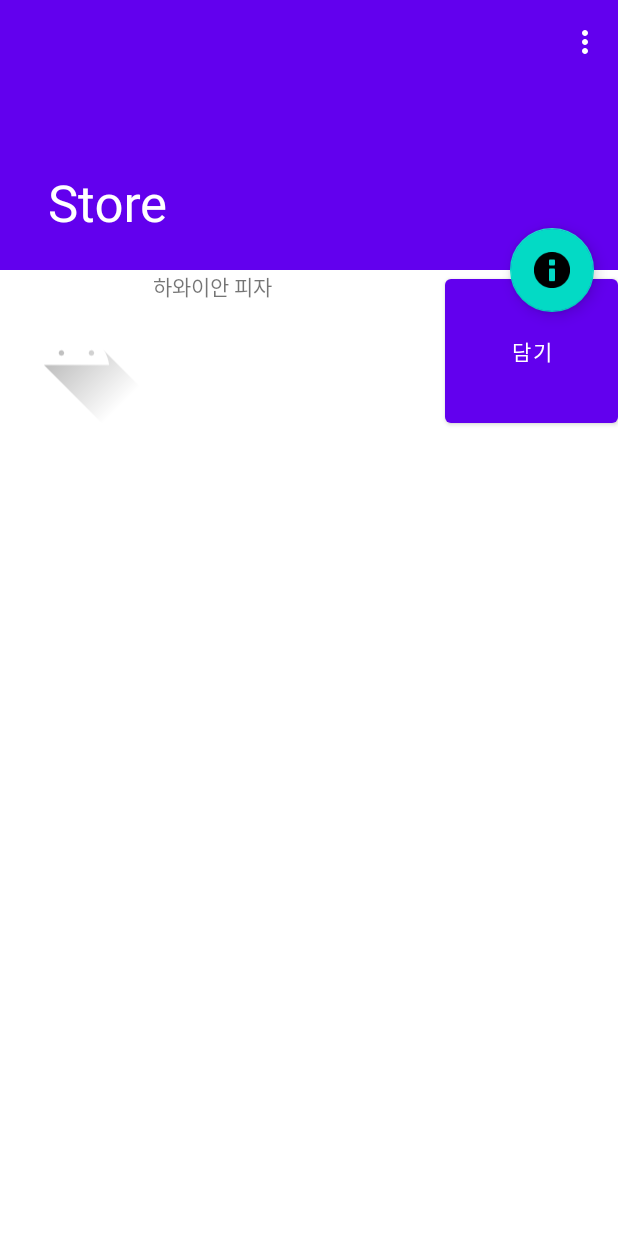
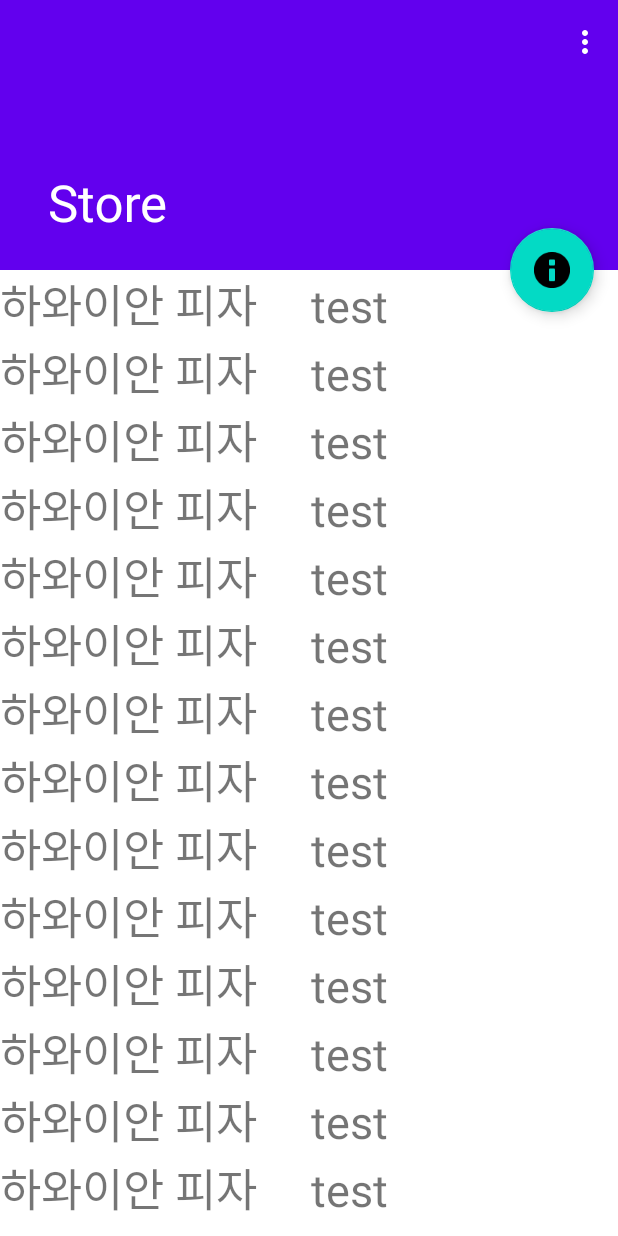
Before and after one commit to tjwjdgus12/good-pizza-great-pizza, an Android app: the screen it shows after launch (ScrollingActivity), on a phone screen of 412 x 824 dp. Run offline under Robolectric (Android 15) with nearby library versions, the phone set to English and light mode, and no system bars; 1 statement that could not run was skipped.

Commit message:
add adpater to make recyler_view

```diff
--- a/SubGroup1_Store/Store/app/build.gradle
+++ b/SubGroup1_Store/Store/app/build.gradle
@@ -33,7 +33,6 @@ dependencies {
     implementation 'androidx.appcompat:appcompat:1.3.0'
     implementation 'com.google.android.material:material:1.3.0'
     implementation 'androidx.constraintlayout:constraintlayout:2.0.4'
-    implementation 'androidx.recylerview:recylerview:1.1.0'
     testImplementation 'junit:junit:4.+'
     androidTestImplementation 'androidx.test.ext:junit:1.1.2'
     androidTestImplementation 'androidx.test.espresso:espresso-core:3.3.0'
--- a/SubGroup1_Store/Store/app/src/main/java/com/example/store/MenuAccessor.java
+++ b/SubGroup1_Store/Store/app/src/main/java/com/example/store/MenuAccessor.java
@@ -1,12 +1,14 @@
 package com.example.store;
 
+import android.view.Menu;
+
 import java.util.ArrayList;
-import com.example.store.Menu;
+import com.example.store.PMenu;
 
 public class MenuAccessor {
-    private ArrayList<Menu> menu_list;
+    private ArrayList<PMenu> menu_list;
 
-    public ArrayList<Menu> getMenu(){
+    public ArrayList<PMenu> getMenu(){
         return this.menu_list;
     }
 
--- /dev/null
+++ b/SubGroup1_Store/Store/app/src/main/java/com/example/store/MenuRecylerViewAdapter.java
@@ -0,0 +1,91 @@
+package com.example.store;
+
+import android.view.LayoutInflater;
+import android.view.View;
+import android.view.ViewGroup;
+import android.widget.TextView;
+import android.widget.Toast;
+
+import androidx.annotation.NonNull;
+import androidx.recyclerview.widget.RecyclerView;
+
+import java.util.ArrayList;
+
+public class MenuRecylerViewAdapter extends RecyclerView.Adapter<MenuRecylerViewAdapter.ItemViewHolder> {
+
+    private ArrayList<PMenu> menuList;
+    private int position;
+
+    public MenuRecylerViewAdapter(ArrayList<PMenu> list) {
+        this.menuList = list;
+    }
+
+    public class ItemViewHolder extends RecyclerView.ViewHolder {
+        protected TextView name;
+        protected TextView price;
+        //protected ImageView image;
+
+        public ItemViewHolder(@NonNull final View itemView) {
+            super(itemView);
+            this.name = itemView.findViewById(R.id.name_view);
+            this.price = itemView.findViewById(R.id.price_view);
+            //this.image = itemView.findViewById(R.id.image);
+        }
+
+        public void onBind(PMenu menu) {
+            name.setText(menu.getName());
+            price.setText(menu.getPrice());
+        }
+    }
+
+    @NonNull
+    @Override
+    public ItemViewHolder onCreateViewHolder(@NonNull ViewGroup viewGroup, int viewType) {
+        View view = LayoutInflater.from(viewGroup.getContext()).inflate(R.layout.recyclerview_item, viewGroup, false);
+        ItemViewHolder viewHolder = new ItemViewHolder(view);
+        return viewHolder;
+    }
+
+    @Override
+    public void onBindViewHolder(@NonNull ItemViewHolder viewholder, final int position){
+        viewholder.onBind(menuList.get(position));
+
+        //viewholder.button.setOnClickListener
+
+        viewholder.itemView.setOnClickListener(new View.OnClickListener() {
+            @Override
+            public void onClick(View v){
+                Toast.makeText(v.getContext(), position + "번째 메뉴 클릭!", Toast.LENGTH_SHORT);
+            }
+        });
+    }
+
+    @Override
+    public int getItemCount(){
+        return (null != menuList ? menuList.size() : 0);
+    }
+
+    public ArrayList<PMenu> getListData(){
+        return menuList;
+    }
+
+    public void setListData(ArrayList<PMenu> listData){
+        this.menuList = listData;
+    }
+
+    public void addItem(PMenu data){
+        menuList.add(data);
+    }
+
+    public int getPosition(){
+        return position;
+    }
+
+    public void setPosition(int position){
+        this.position = position;
+    }
+
+    // removeItem
+
+    // delete diaglog
+}
--- a/SubGroup1_Store/Store/app/src/main/java/com/example/store/Menu.java
+++ b/SubGroup1_Store/Store/app/src/main/java/com/example/store/PMenu.java
@@ -3,7 +3,7 @@ package com.example.store;
 import android.media.Image;
 
 //Is it right to use Image class?
-public class Menu {
+public class PMenu {
     private String name;
     private int price;
     private Image img;
@@ -18,10 +18,14 @@ public class Menu {
         return this.img;
     }
 
-    public Menu(){}
-    public Menu(String _name, int _price, Image _img){
+    public PMenu(){}
+    public PMenu(String _name, int _price, Image _img){
         this.name = _name;
         this.price = _price;
         this.img = _img;
     }
+    public PMenu(String _name, int _price){
+        this.name = _name;
+        this.price = _price;
+    }
 }
--- a/SubGroup1_Store/Store/app/src/main/java/com/example/store/ScrollingActivity.java
+++ b/SubGroup1_Store/Store/app/src/main/java/com/example/store/ScrollingActivity.java
@@ -1,6 +1,7 @@
 package com.example.store;
 
 import android.content.Intent;
+import android.media.Image;
 import android.os.Bundle;
 
 import com.google.android.material.appbar.CollapsingToolbarLayout;
@@ -9,17 +10,43 @@ import com.google.android.material.snackbar.Snackbar;
 
 import androidx.appcompat.app.AppCompatActivity;
 import androidx.appcompat.widget.Toolbar;
+import androidx.recyclerview.widget.LinearLayoutManager;
+import androidx.recyclerview.widget.RecyclerView;
 
 import android.view.View;
 import android.view.Menu;
 import android.view.MenuItem;
 
+import java.util.ArrayList;
+
 public class ScrollingActivity extends AppCompatActivity {
+
+    private ArrayList<PMenu> menuList;
+
+    private MenuRecylerViewAdapter menuAdapter;
+    int dataCount = -1;
 
     @Override
     protected void onCreate(Bundle savedInstanceState) {
         super.onCreate(savedInstanceState);
         setContentView(R.layout.activity_scrolling);
+
+        RecyclerView recyclerView = findViewById(R.id.recycler_view);
+
+        LinearLayoutManager layoutManager = new LinearLayoutManager(this);
+        recyclerView.setLayoutManager(layoutManager);
+
+        menuList = new ArrayList<PMenu>();
+
+        for(int i = 0; i < 20; i++){
+            menuList.add(new PMenu("하와이안 피자", 20000));
+        }
+
+        menuAdapter = new MenuRecylerViewAdapter(menuList);
+        recyclerView.setAdapter(menuAdapter);
+
+        menuAdapter.addItem(new PMenu("웃음꽃 활짝 피자", 500));
+
         Toolbar toolbar = (Toolbar) findViewById(R.id.toolbar);
         setSupportActionBar(toolbar);
         CollapsingToolbarLayout toolBarLayout = (CollapsingToolbarLayout) findViewById(R.id.toolbar_layout);
--- a/SubGroup1_Store/Store/app/src/main/res/layout/content_scrolling.xml
+++ b/SubGroup1_Store/Store/app/src/main/res/layout/content_scrolling.xml
@@ -8,37 +8,8 @@
     tools:context=".ScrollingActivity"
     tools:showIn="@layout/activity_scrolling">
 
-    <LinearLayout
+    <androidx.recyclerview.widget.RecyclerView
+        android:id="@+id/recycler_view"
         android:layout_width="match_parent"
-        android:layout_height="wrap_content"
-        android:orientation="vertical">
-
-        <LinearLayout
-            android:layout_width="match_parent"
-            android:layout_height="match_parent"
-            android:orientation="horizontal">
-
-            <ImageView
-                android:id="@+id/imageView5"
-                android:layout_width="75dp"
-                android:layout_height="wrap_content"
-                android:layout_weight="1"
-                app:srcCompat="@drawable/ic_launcher_foreground" />
-
-            <TextView
-                android:id="@+id/textView5"
-                android:layout_width="168dp"
-                android:layout_height="match_parent"
-                android:layout_weight="1"
-                android:text="하와이안 피자" />
-
-            <Button
-                android:id="@+id/button"
-                android:layout_width="wrap_content"
-                android:layout_height="match_parent"
-                android:layout_weight="1"
-                android:text="담기" />
-
-        </LinearLayout>
-    </LinearLayout>
+        android:layout_height="wrap_content" />
 </androidx.core.widget.NestedScrollView>
--- /dev/null
+++ b/SubGroup1_Store/Store/app/src/main/res/layout/recyclerview_item.xml
@@ -0,0 +1,21 @@
+<?xml version="1.0" encoding="utf-8"?>
+<LinearLayout xmlns:android="http://schemas.android.com/apk/res/android"
+    android:layout_width="match_parent"
+    android:layout_height="wrap_content">
+
+    <TextView
+        android:id="@+id/name_view"
+        android:layout_width="187dp"
+        android:layout_height="wrap_content"
+        android:text="1"
+        android:textSize="30sp" />
+    <TextView
+        android:layout_width="wrap_content"
+        android:layout_height="wrap_content"
+        android:id="@+id/price_view"
+        android:layout_marginStart="20dp"
+        android:text="test"
+        android:textSize="30sp"
+        android:layout_marginLeft="20dp" />
+
+</LinearLayout>
```
